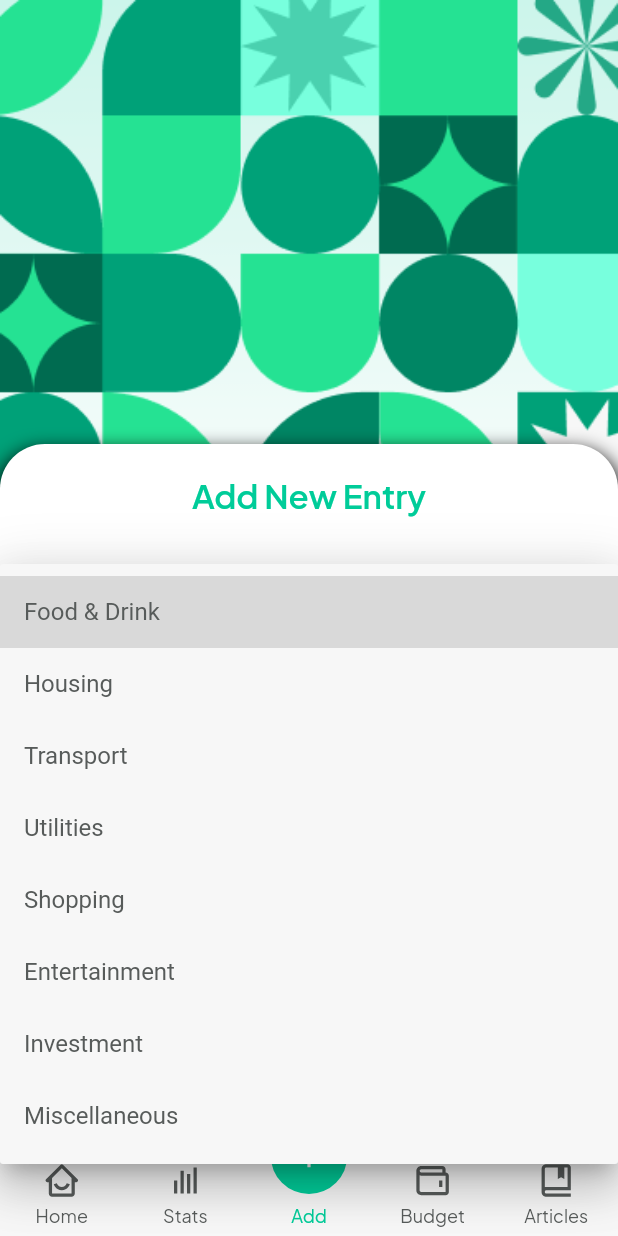
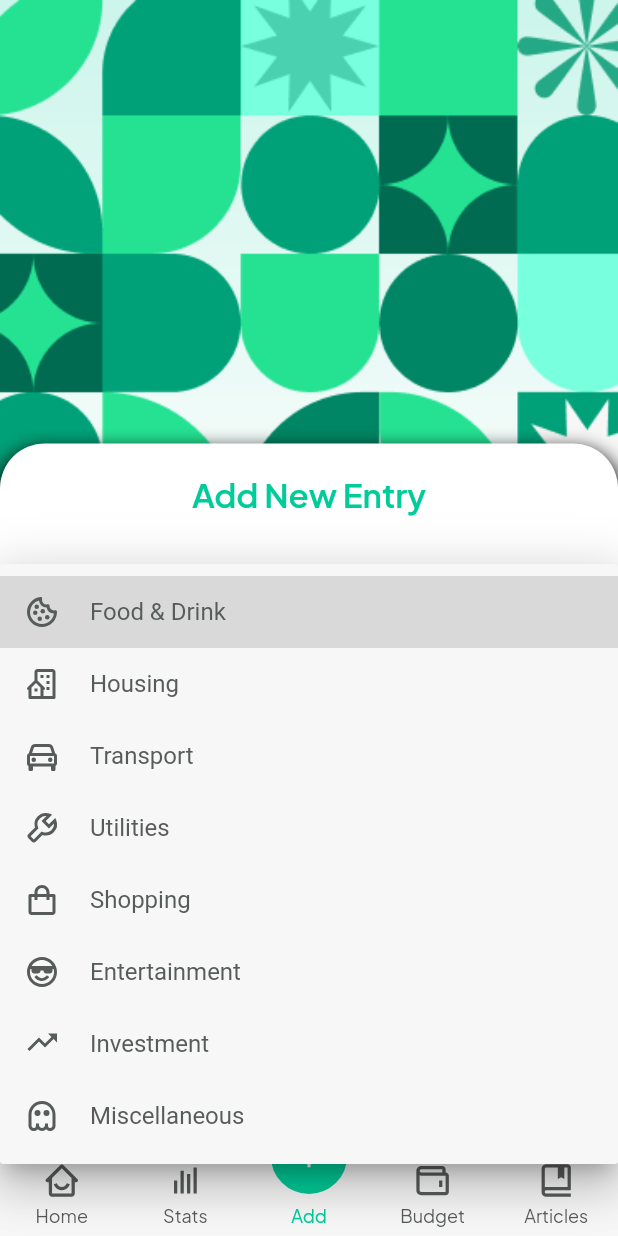
Before and after one commit to shifiyasu/expense-tracker, a Flutter app: the screen it shows after launch, item 3 of the bottom bar chosen, after a tap on "Select a Category", on a phone screen of 412 x 824 dp. Run offline on Flutter 3.47's test engine with Material 2 defaults, Android fonts, the phone set to English and light mode, and no system bars; drawn by our look-alikes of persistent_bottom_nav_bar; our stand-ins replace flutter_boxicons, google_fonts.

Commit message:
added icons to category dropdown and cleaned up logic

```diff
--- a/lib/main.dart
+++ b/lib/main.dart
@@ -1,4 +1,6 @@
 import 'package:expense_tracker/data/colors.dart';
+import 'package:expense_tracker/presentation/screens/add_new_record_screen.dart';
+import 'package:expense_tracker/presentation/screens/home_screen.dart';
 import 'package:flutter/material.dart';
 import 'package:google_fonts/google_fonts.dart';
 
@@ -22,7 +24,9 @@ class MyApp extends StatelessWidget {
       //   colorScheme: theme.colorScheme.copyWith(secondary: myColor),
       // ),
       theme: ThemeData(
-        colorScheme: theme.colorScheme.copyWith(secondary: kPrimaryGreen,),
+        colorScheme: theme.colorScheme.copyWith(
+          secondary: kPrimaryGreen,
+        ),
         textTheme: GoogleFonts.plusJakartaSansTextTheme(
           Theme.of(context).textTheme,
         ),
@@ -30,6 +34,11 @@ class MyApp extends StatelessWidget {
         primaryColor: kPrimaryGreen,
       ),
       home: const BottomNavbarScreen(),
+      routes: {
+        HomeScreen.routeName: (context) => const HomeScreen(),
+        BottomNavbarScreen.routeName: (context) => const BottomNavbarScreen(),
+        AddNewRecordScreen.routeName: (context) => const AddNewRecordScreen(),
+      },
     );
   }
 }
--- a/lib/presentation/screens/add_new_record_screen.dart
+++ b/lib/presentation/screens/add_new_record_screen.dart
@@ -4,6 +4,8 @@ import 'package:flutter/material.dart';
 import 'package:flutter_boxicons/flutter_boxicons.dart';
 
 class AddNewRecordScreen extends StatefulWidget {
+  static const routeName = "/add-new-record-screen";
+
   const AddNewRecordScreen({Key? key}) : super(key: key);
 
   @override
@@ -14,7 +16,7 @@ class _AddNewRecordScreenState extends State<AddNewRecordScreen> {
   final _formKey = GlobalKey<FormState>();
 
   bool isExpense = true;
-  String? _dropdownValue;
+  TransactionCategory? _dropdownValue;
   final TextEditingController _titleController = TextEditingController();
   final TextEditingController _amountController = TextEditingController();
   final FocusNode _titleFocusNode = FocusNode();
@@ -98,7 +100,7 @@ class _AddNewRecordScreenState extends State<AddNewRecordScreen> {
                                   border: isExpense
                                       ? const Border(
                                           bottom: BorderSide(
-                                              width: 1.0, color: kPrimaryGreen),
+                                              width: 1.4, color: kPrimaryGreen),
                                         )
                                       : const Border(),
                                   // color: Colors.white,
@@ -110,7 +112,7 @@ class _AddNewRecordScreenState extends State<AddNewRecordScreen> {
                                     style: isExpense
                                         ? const TextStyle(
                                             fontSize: 16,
-                                            fontWeight: FontWeight.w500,
+                                            fontWeight: FontWeight.w600,
                                             color: kPrimaryGreen)
                                         : const TextStyle(
                                             fontSize: 16, color: kLightGray),
@@ -130,7 +132,7 @@ class _AddNewRecordScreenState extends State<AddNewRecordScreen> {
                                   border: !isExpense
                                       ? const Border(
                                           bottom: BorderSide(
-                                              width: 1.0, color: kPrimaryGreen),
+                                              width: 1.4, color: kPrimaryGreen),
                                         )
                                       : const Border(),
                                 ),
@@ -141,7 +143,7 @@ class _AddNewRecordScreenState extends State<AddNewRecordScreen> {
                                     style: !isExpense
                                         ? const TextStyle(
                                             fontSize: 16,
-                                            fontWeight: FontWeight.w500,
+                                            fontWeight: FontWeight.w600,
                                             color: kPrimaryGreen)
                                         : const TextStyle(
                                             fontSize: 16, color: kLightGray),
@@ -161,9 +163,10 @@ class _AddNewRecordScreenState extends State<AddNewRecordScreen> {
                                 decoration: BoxDecoration(
                                     borderRadius: BorderRadius.circular(20),
                                     color: Colors.white),
-                                child: DropdownButtonFormField<String>(
+                                child: DropdownButtonFormField<
+                                    TransactionCategory>(
                                   validator: (value) {
-                                    if (value == null || value.isEmpty) {
+                                    if (value == null) {
                                       return 'Please Select the Expense Category';
                                     }
                                     return null;
@@ -205,28 +208,64 @@ class _AddNewRecordScreenState extends State<AddNewRecordScreen> {
                                       ),
                                     ],
                                   ),
-                                  onChanged: (String? newValue) {
+                                  onChanged: (TransactionCategory? newValue) {
                                     setState(() {
                                       _dropdownValue = newValue!;
                                     });
                                     _titleFocusNode.requestFocus();
                                   },
-                                  items: [
-                                    'Food & Drink',
-                                    'Housing',
-                                    'Transport',
-                                    'Utilities',
-                                    'Shopping',
-                                    'Entertainment',
-                                    'Investment',
-                                    'Miscellaneous'
-                                  ].map<DropdownMenuItem<String>>(
-                                      (String value) {
-                                    return DropdownMenuItem<String>(
-                                      value: value,
-                                      child: Text(value),
-                                    );
-                                  }).toList(),
+                                  items: const [
+                                    DropdownMenuItem(
+                                      value: TransactionCategory.fooddrink,
+                                      child: DropDownChild(
+                                          tileName: "Food & Drink",
+                                          tileIcon: Boxicons.bx_cookie),
+                                    ),
+                                    DropdownMenuItem(
+                                        value: TransactionCategory.housing,
+                                        child: DropDownChild(
+                                          tileName: "Housing",
+                                          tileIcon: Boxicons.bx_building_house,
+                                        )),
+                                    DropdownMenuItem(
+                                        value: TransactionCategory.transport,
+                                        child: DropDownChild(
+                                          tileName: "Transport",
+                                          tileIcon: Boxicons.bx_car,
+                                        )),
+                                    DropdownMenuItem(
+                                        value: TransactionCategory.utilities,
+                                        child: DropDownChild(
+                                          tileName: "Utilities",
+                                          tileIcon: Boxicons.bx_wrench,
+                                        )),
+                                    DropdownMenuItem(
+                                        value: TransactionCategory.shopping,
+                                        child: DropDownChild(
+                                          tileName: "Shopping",
+                                          tileIcon: Boxicons.bx_shopping_bag,
+                                        )),
+                                    DropdownMenuItem(
+                                        value:
+                                            TransactionCategory.entertainment,
+                                        child: DropDownChild(
+                                          tileName: "Entertainment",
+                                          tileIcon: Boxicons.bx_cool,
+                                        )),
+                                    DropdownMenuItem(
+                                        value: TransactionCategory.investment,
+                                        child: DropDownChild(
+                                          tileName: "Investment",
+                                          tileIcon: Boxicons.bx_trending_up,
+                                        )),
+                                    DropdownMenuItem(
+                                        value:
+                                            TransactionCategory.miscellaneous,
+                                        child: DropDownChild(
+                                          tileName: "Miscellaneous",
+                                          tileIcon: Boxicons.bx_ghost,
+                                        )),
+                                  ],
                                 ),
                               ),
                             )
@@ -241,7 +280,6 @@ class _AddNewRecordScreenState extends State<AddNewRecordScreen> {
                           controller: _titleController,
                           onFieldSubmitted: (String value) {
                             _amountFocusNode.requestFocus();
-                            print(value);
                           },
                           cursorColor: kPrimaryGreen,
                           validator: (value) {
@@ -322,9 +360,16 @@ class _AddNewRecordScreenState extends State<AddNewRecordScreen> {
                               if (_formKey.currentState!.validate()) {
                                 // If the form is valid, display a snackbar. In the real world,
                                 // you'd often call a server or save the information in a database.
-                                // print(_titleController.text);
-                                // print(double.parse(_amountController.text));
-                                // print(_dropdownValue);
+
+                                Transaction(
+                                    transactionCategory: isExpense
+                                        ? _dropdownValue!
+                                        : TransactionCategory.income,
+                                    description: _titleController.text,
+                                    amount: _amountController.text,
+                                    dateTime: DateTime.now());
+
+
                                 // ScaffoldMessenger.of(context).showSnackBar(
                                 //   const SnackBar(
                                 //       content: Text('Processing Data')),
@@ -355,3 +400,29 @@ class _AddNewRecordScreenState extends State<AddNewRecordScreen> {
     );
   }
 }
+
+class DropDownChild extends StatelessWidget {
+  final IconData tileIcon;
+  final String tileName;
+  const DropDownChild({
+    Key? key,
+    required this.tileIcon,
+    required this.tileName,
+  }) : super(key: key);
+
+  @override
+  Widget build(BuildContext context) {
+    return Row(
+      children: [
+        Icon(
+          tileIcon,
+          color: kDarkGray,
+        ),
+        Padding(
+          padding: const EdgeInsets.symmetric(horizontal: 20.0),
+          child: Text(tileName),
+        ),
+      ],
+    );
+  }
+}
--- a/lib/presentation/screens/bottom_navbar_screen.dart
+++ b/lib/presentation/screens/bottom_navbar_screen.dart
@@ -6,6 +6,8 @@ import 'package:flutter_boxicons/flutter_boxicons.dart';
 import 'package:persistent_bottom_nav_bar/persistent-tab-view.dart';
 
 class BottomNavbarScreen extends StatelessWidget {
+  static const routeName = "/bottom-navbar-screen";
+
   const BottomNavbarScreen({Key? key}) : super(key: key);
 
   List<Widget> _buildScreens() {
--- a/lib/presentation/screens/home_screen.dart
+++ b/lib/presentation/screens/home_screen.dart
@@ -6,6 +6,7 @@ import 'package:expense_tracker/presentation/widgets/home_topbar.dart';
 import "package:flutter/material.dart";
 
 class HomeScreen extends StatefulWidget {
+  static const routeName = "/home-screen";
   const HomeScreen({Key? key}) : super(key: key);
 
   @override
--- a/lib/presentation/widgets/home_single_record_tile.dart
+++ b/lib/presentation/widgets/home_single_record_tile.dart
@@ -82,7 +82,7 @@ class HomeSingleRecordTile extends StatelessWidget {
             children: [
               transaction.transactionCategory ==
                       TransactionCategory.entertainment
-                  ? const Icon(Boxicons.bx_smile)
+                  ? const Icon(Boxicons.bx_cool)
                   : transaction.transactionCategory ==
                           TransactionCategory.fooddrink
                       ? const Icon(Boxicons.bx_cookie)
@@ -92,6 +92,7 @@ class HomeSingleRecordTile extends StatelessWidget {
                           : transaction.transactionCategory ==
                                   TransactionCategory.income
                               ? const Icon(Boxicons.bx_arrow_to_top)
+
                               : transaction.transactionCategory ==
                                       TransactionCategory.investment
                                   ? const Icon(Boxicons.bx_trending_up)
```
